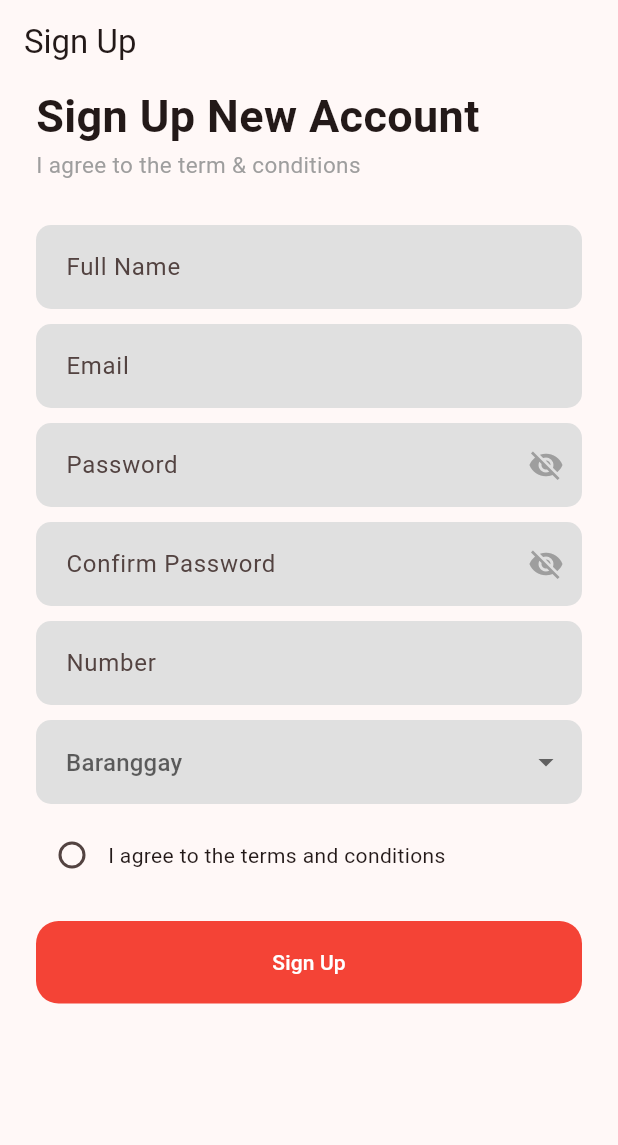
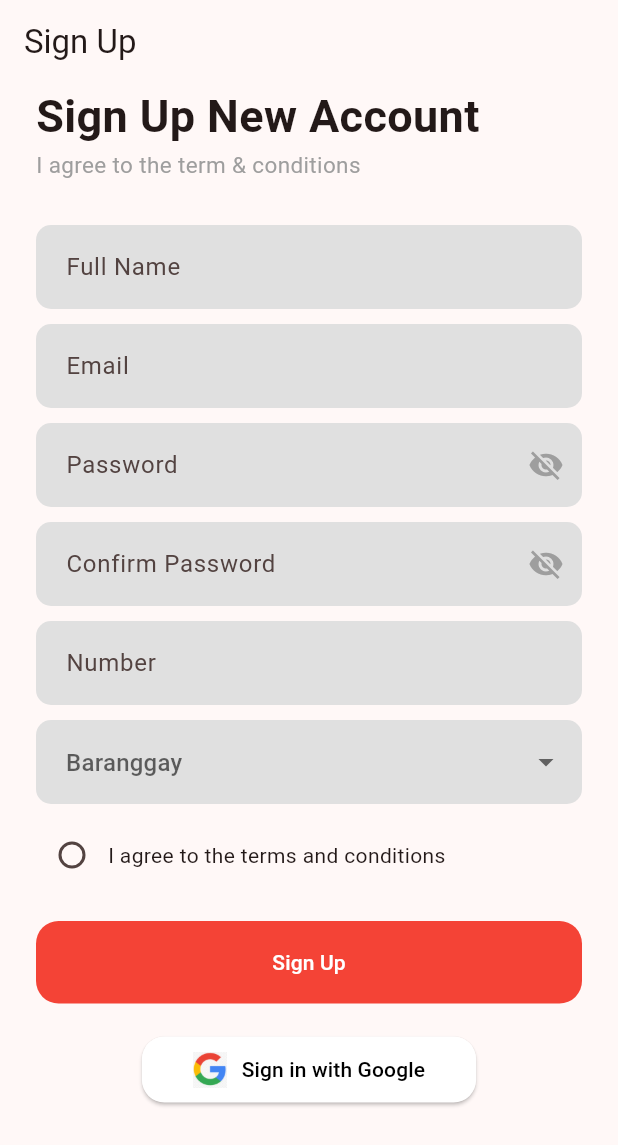
Before and after one commit to urkiddennn/evacuease, a Flutter app: the screen it shows after launch, after a tap on "Skip", on a phone screen of 412 x 824 dp. Shown: the top 1145 px of the screen. Run offline on Flutter 3.47's test engine with Material 3 defaults, Android fonts, the phone set to English and light mode, and no system bars; our stand-ins replace firebase_auth, firebase_core, fl_chart, flutter_compass, flutter_local_notifications, flutter_map and 6 more; missing offline and left inert: bcrypt; accounts and stored records are empty.

Commit message:
added working google authentication

```diff
--- a/lib/Controllers/auth_provider/auth_provider.dart
+++ b/lib/Controllers/auth_provider/auth_provider.dart
@@ -1,10 +1,14 @@
 import 'package:flutter/material.dart';
 import 'package:shared_preferences/shared_preferences.dart';
+import 'package:firebase_auth/firebase_auth.dart';
+import 'package:google_sign_in/google_sign_in.dart';
 
-class AuthProvider with ChangeNotifier {
+class AuthProviders extends ChangeNotifier {
   bool _isLoggedIn = false;
+  User? _user;
 
   bool get isLoggedIn => _isLoggedIn;
+  User? get user => _user;
 
   Future<void> login() async {
     _isLoggedIn = true;
@@ -15,6 +19,7 @@ class AuthProvider with ChangeNotifier {
 
   Future<void> logout() async {
     _isLoggedIn = false;
+    _user = null;
     notifyListeners();
     SharedPreferences prefs = await SharedPreferences.getInstance();
     await prefs.setBool('isLoggedIn', false);
@@ -25,4 +30,24 @@ class AuthProvider with ChangeNotifier {
     _isLoggedIn = prefs.getBool('isLoggedIn') ?? false;
     notifyListeners();
   }
+
+  Future<void> signInWithGoogle() async {
+    try {
+      final GoogleSignInAccount? googleUser = await GoogleSignIn().signIn();
+      if (googleUser != null) {
+        final GoogleSignInAuthentication googleAuth =
+            await googleUser.authentication;
+        final credential = GoogleAuthProvider.credential(
+          accessToken: googleAuth.accessToken,
+          idToken: googleAuth.idToken,
+        );
+        final UserCredential userCredential =
+            await FirebaseAuth.instance.signInWithCredential(credential);
+        _user = userCredential.user;
+        await login();
+      }
+    } catch (e) {
+      print("Error signing in with Google: $e");
+    }
+  }
 }
--- a/lib/Views/Screens/Authentication_screen/Signin_screen.dart
+++ b/lib/Views/Screens/Authentication_screen/Signin_screen.dart
@@ -63,7 +63,7 @@ class _SigninScreenState extends State<SigninScreen> {
             if (isPasswordValid) {
               // Update login state
               final authProvider =
-                  Provider.of<AuthProvider>(context, listen: false);
+                  Provider.of<AuthProviders>(context, listen: false);
               await authProvider.login();
 
               Navigator.pushReplacement(
--- a/lib/Views/Screens/Authentication_screen/Signup_screen.dart
+++ b/lib/Views/Screens/Authentication_screen/Signup_screen.dart
@@ -1,11 +1,14 @@
+import 'dart:convert';
+
+import 'package:flutter/material.dart';
+import 'package:google_sign_in/google_sign_in.dart';
+import 'package:firebase_auth/firebase_auth.dart';
+import 'package:provider/provider.dart';
 import 'package:evacuease/Controllers/auth_provider/auth_provider.dart';
-import 'package:flutter/material.dart';
-import 'package:http/http.dart' as http;
-import 'dart:convert';
 import 'package:evacuease/main_screen.dart';
 import 'package:flutter_spinkit/flutter_spinkit.dart'; // For loading indicator
-import 'package:bcrypt/bcrypt.dart';
-import 'package:provider/provider.dart'; // For password hashing
+import 'package:bcrypt/bcrypt.dart'; // For password hashing
+import 'package:http/http.dart' as http;
 
 class SignupScreen extends StatefulWidget {
   const SignupScreen({super.key});
@@ -115,7 +118,7 @@ class _SignupScreenState extends State<SignupScreen> {
         if (responseData['success'] == true) {
           // Update login state
           final authProvider =
-              Provider.of<AuthProvider>(context, listen: false);
+              Provider.of<AuthProviders>(context, listen: false);
           await authProvider.login();
 
           ScaffoldMessenger.of(context).showSnackBar(
@@ -150,6 +153,48 @@ class _SignupScreenState extends State<SignupScreen> {
       });
     }
   }
+
+  // Future<void> _signInWithGoogle() async {
+  //   try {
+  //     final GoogleSignInAccount? googleUser = await GoogleSignIn().signIn();
+
+  //     final GoogleSignInAuthentication gAuth = await googleUser!.authentication;
+
+  //     final credential = GoogleAuthProvider.credential(
+  //       accessToken: gAuth.accessToken,
+  //       idToken: gAuth.idToken,
+  //     );
+
+  //     return await FirebaseAuth.instance.signInWithCredential(credential);
+
+  //     // if (googleUser != null) {
+  //     //   final GoogleSignInAuthentication googleAuth =
+  //     //       await googleUser.authentication;
+  //     //   final credential = GoogleAuthProvider.credential(
+  //     //     accessToken: googleAuth.accessToken,
+  //     //     idToken: googleAuth.idToken,
+  //     //   );
+  //     //   final UserCredential userCredential =
+  //     //       await FirebaseAuth.instance.signInWithCredential(credential);
+
+  //     //   // Update login state
+  //     //   final authProvider = Provider.of<AuthProviders>(context, listen: false);
+  //     //   await authProvider.login();
+
+  //     //   ScaffoldMessenger.of(context).showSnackBar(
+  //     //     const SnackBar(content: Text('Google Sign-In successful!')),
+  //     //   );
+  //     //   Navigator.pushReplacement(
+  //     //     context,
+  //     //     MaterialPageRoute(builder: (context) => MainScreen()),
+  //     //   );
+  //     // }
+  //   } catch (e) {
+  //     ScaffoldMessenger.of(context).showSnackBar(
+  //       SnackBar(content: Text('Error signing in with Google: $e')),
+  //     );
+  //   }
+  // }
 
   @override
   Widget build(BuildContext context) {
@@ -364,7 +409,6 @@ class _SignupScreenState extends State<SignupScreen> {
                       ),
                     ),
                   ),
-
                   const SizedBox(height: 10),
                   // Radio button for agreeing to terms and conditions
                   Row(
@@ -402,6 +446,46 @@ class _SignupScreenState extends State<SignupScreen> {
                             ),
                           ),
                         ),
+                  const SizedBox(height: 20),
+                  // Google Sign-In Button
+                  Center(
+                    child: ElevatedButton(
+                      onPressed: () async {
+                        final authService = AuthService();
+                        final userCredential =
+                            await authService.signInWithGoogle();
+                        if (userCredential != null) {
+                          // Navigate to the main screen or update the UI
+                          Navigator.pushReplacement(
+                            context,
+                            MaterialPageRoute(
+                                builder: (context) => MainScreen()),
+                          );
+                        }
+                      },
+                      style: ElevatedButton.styleFrom(
+                        foregroundColor: Colors.black,
+                        backgroundColor: Colors.white,
+                        shape: RoundedRectangleBorder(
+                          borderRadius: BorderRadius.circular(15),
+                        ),
+                      ),
+                      child: Padding(
+                        padding: const EdgeInsets.all(10.0),
+                        child: Row(
+                          mainAxisSize: MainAxisSize.min,
+                          children: [
+                            Image.asset(
+                              'assets/icons/google.png',
+                              height: 24,
+                            ),
+                            const SizedBox(width: 10),
+                            const Text('Sign in with Google'),
+                          ],
+                        ),
+                      ),
+                    ),
+                  ),
                 ],
               ),
             ],
@@ -411,3 +495,31 @@ class _SignupScreenState extends State<SignupScreen> {
     );
   }
 }
+
+class AuthService {
+
+  final GoogleSignIn _googleSignIn = GoogleSignIn();
+  final FirebaseAuth _auth = FirebaseAuth.instance;
+
+  Future<UserCredential?> signInWithGoogle() async {
+    try {
+      final GoogleSignInAccount? googleUser = await _googleSignIn.signIn();
+      if (googleUser == null) return null;
+
+      final GoogleSignInAuthentication googleAuth =
+          await googleUser.authentication;
+
+      final AuthCredential credential = GoogleAuthProvider.credential(
+        accessToken: googleAuth.accessToken,
+        idToken: googleAuth.idToken,
+      );
+
+      final UserCredential userCredential =
+          await _auth.signInWithCredential(credential);
+      return userCredential;
+    } catch (e) {
+      print("Error signing in with Google: $e");
+      return null;
+    }
+  }
+}
--- a/lib/Views/Screens/Main/user_screen.dart
+++ b/lib/Views/Screens/Main/user_screen.dart
@@ -7,7 +7,7 @@ class UserScreen extends StatelessWidget {
 
   @override
   Widget build(BuildContext context) {
-    final authProvider = Provider.of<AuthProvider>(context);
+    final authProvider = Provider.of<AuthProviders>(context);
 
     return Scaffold(
       appBar: AppBar(
--- a/lib/Views/Screens/loading_screen.dart
+++ b/lib/Views/Screens/loading_screen.dart
@@ -24,7 +24,7 @@ class _LoadingScreenState extends State<LoadingScreen> {
     await Future.delayed(const Duration(seconds: 3));
 
     // Access the AuthProvider
-    final authProvider = Provider.of<AuthProvider>(context, listen: false);
+    final authProvider = Provider.of<AuthProviders>(context, listen: false);
 
     // Check if the user is already logged in
     await authProvider.checkLoginStatus();
--- a/lib/main.dart
+++ b/lib/main.dart
@@ -1,10 +1,15 @@
-import 'package:evacuease/Controllers/auth_provider/auth_provider.dart';
 import 'package:flutter/material.dart';
 import 'package:provider/provider.dart';
+import 'package:evacuease/Controllers/auth_provider/auth_provider.dart'; // Updated import
 import 'package:evacuease/routes/route_generator.dart'; // Import RouteGenerator
 import 'package:evacuease/routes/route_names.dart'; // Import RouteNames
+import 'package:firebase_core/firebase_core.dart';
 
-void main() {
+Future<void> main() async {
+  WidgetsFlutterBinding.ensureInitialized();
+  print("Initializing Firebase...");
+  await Firebase.initializeApp();
+  print("Firebase initialized successfully!");
   runApp(const MyApp());
 }
 
@@ -14,7 +19,8 @@ class MyApp extends StatelessWidget {
   @override
   Widget build(BuildContext context) {
     return ChangeNotifierProvider(
-      create: (context) => AuthProvider(),
+      create: (context) =>
+          AuthProviders(), // Use the updated AuthProviders class
       child: MaterialApp(
         debugShowCheckedModeBanner: false,
         title: 'EvacuEase',
--- a/pubspec.yaml
+++ b/pubspec.yaml
@@ -24,6 +24,9 @@ dependencies:
   bcrypt: ^1.1.3
   flutter_spinkit: ^5.2.1
   provider: ^6.1.2
+  firebase_auth: ^5.4.2
+  google_sign_in: ^6.2.2
+  firebase_core: ^3.11.0
 
 dev_dependencies:
   flutter_test:
```
Also changed, not shown: assets/icons/google.png (added), pubspec.lock, 8 other files.
